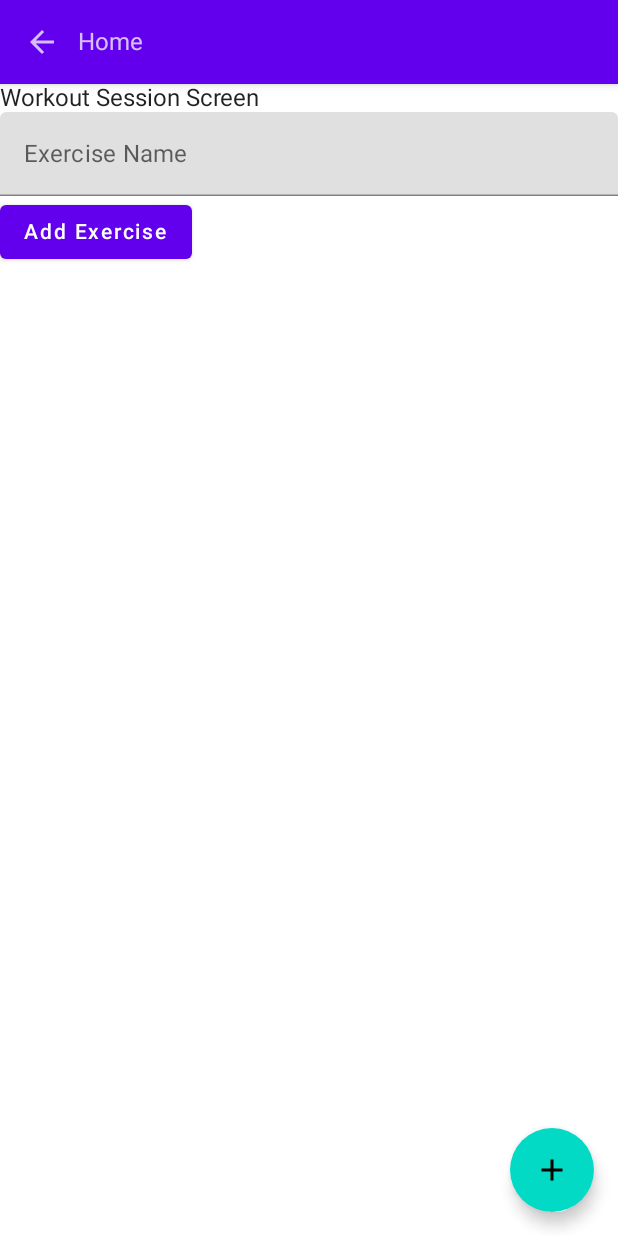
After one commit to alexanderthurston/jim, an Android app built with Jetpack Compose: the WorkoutSessionScreen screen opened through its navigation route, on a phone screen of 412 x 824 dp. The commit adds this screen. Run offline under Robolectric (Android 15) with nearby library versions, the phone set to English and light mode, and no system bars; our stand-ins replace Firebase (no records; nobody signed in at launch, a user with empty details on screens opened directly).

Commit message:
Able to save exercises into a workout session

```diff
--- a/app/src/main/java/com/example/jim/ui/models/Exercise.kt
+++ b/app/src/main/java/com/example/jim/ui/models/Exercise.kt
@@ -4,4 +4,5 @@ data class Exercise(
     val userId: String? = null,
     val id: String? = null,
     val name: String? = null,
+    val workoutId: String? = null
 )
--- a/app/src/main/java/com/example/jim/ui/models/Workout.kt
+++ b/app/src/main/java/com/example/jim/ui/models/Workout.kt
@@ -3,7 +3,6 @@ package com.example.jim.ui.models
 data class Workout(
     val userId: String? = null,
     val id: String? = null,
-    val name: String? = null,
     val date: String? = null,
     val duration: Int? = null
 )
--- a/app/src/main/java/com/example/jim/ui/navigation/RootNavigation.kt
+++ b/app/src/main/java/com/example/jim/ui/navigation/RootNavigation.kt
@@ -15,6 +15,7 @@ import androidx.compose.ui.unit.dp
 import androidx.lifecycle.viewmodel.compose.viewModel
 import androidx.navigation.NavDestination.Companion.hierarchy
 import androidx.navigation.compose.*
+import androidx.navigation.navArgument
 import com.example.jim.ui.screens.*
 import com.example.jim.ui.viewmodels.RootNavigationViewModel
 import kotlinx.coroutines.launch
@@ -67,7 +68,12 @@ fun RootNavigation() {
         },
         floatingActionButton = {
             if (currentDestination?.route == Routes.home.route) {
-                FloatingActionButton(onClick = {navController.navigate(Routes.editExercise.route)}) {
+                FloatingActionButton(onClick = {navController.navigate(Routes.workoutSession.route)}) {
+                    Icon(imageVector = Icons.Default.Add, contentDescription = "Start workout session")
+                }
+            }
+            else if (currentDestination?.route == Routes.workoutSession.route) {
+                FloatingActionButton(onClick = {navController.navigate(Routes.addExercise.route)}) {
                     Icon(imageVector = Icons.Default.Add, contentDescription = "Add exercise")
                 }
             }
@@ -88,9 +94,9 @@ fun RootNavigation() {
 //                    route = "editexercise?id={id}",
 //                    arguments = listOf(navArgument("id") { defaultValue = "new" })
 //                ) { navBackStackEntry ->
-//                    TodosModificationScreen(navController, navBackStackEntry.arguments?.get("id").toString())
+//                    WorkoutModificationScreen(navController, navBackStackEntry.arguments?.get("id").toString())
 //                }
-//                composable(route = Routes.workouts.route) {}
+                composable(route = Routes.workoutSession.route) { WorkoutSessionScreen(navController) }
                 composable(route = Routes.home.route) { HomeScreen(navController) }
             }
             composable(route = Routes.splashScreen.route) { SplashScreen(navController) }
--- a/app/src/main/java/com/example/jim/ui/navigation/Routes.kt
+++ b/app/src/main/java/com/example/jim/ui/navigation/Routes.kt
@@ -9,8 +9,7 @@ object Routes {
     val signIn = Screen("signin")
     val signUp = Screen("signup")
     val home = Screen("home")
-    val workouts = Screen("workouts")
-    val workout = Screen("workout")
-    val editExercise = Screen("editexercise?id={id}")
+    val workoutSession = Screen("workoutsession?id={id}")
+    val addExercise = Screen("addexercise")
     val splashScreen = Screen("splashscreen")
 }
--- a/app/src/main/java/com/example/jim/ui/repositories/SetsRepository.kt
+++ b/app/src/main/java/com/example/jim/ui/repositories/SetsRepository.kt
@@ -32,7 +32,7 @@ object SetsRepository {
         reps: Int,
         weight: Float,
         exerciseId: String,
-        workoutId: String,
+        workoutId: String? = "",
     ): Set {
         val doc = Firebase.firestore.collection("sets").document()
         val set = Set(
--- a/app/src/main/java/com/example/jim/ui/repositories/WorkoutsRepository.kt
+++ b/app/src/main/java/com/example/jim/ui/repositories/WorkoutsRepository.kt
@@ -28,13 +28,15 @@ object WorkoutsRepository {
     }
 
     suspend fun createWorkout(
-        name: String
+        duration: Int,
+        date: String
     ): Workout {
         val doc = Firebase.firestore.collection("workouts").document()
         val workout = Workout(
             id = doc.id,
             userId = UserRepository.getCurrentUserId(),
-            name = name
+            date = date,
+            duration = duration
         )
         doc.set(workout).await()
         workoutsCache.add(workout)
--- a/app/src/main/java/com/example/jim/ui/screens/WorkoutLogScreen.kt
+++ /dev/null
@@ -1,4 +0,0 @@
-package com.example.jim.ui.screens
-
-class WorkoutLogScreen {
-}
--- /dev/null
+++ b/app/src/main/java/com/example/jim/ui/screens/WorkoutSessionScreen.kt
@@ -0,0 +1,75 @@
+package com.example.jim.ui.screens
+
+import androidx.compose.foundation.layout.*
+import androidx.compose.foundation.lazy.LazyColumn
+import androidx.compose.foundation.lazy.items
+import androidx.compose.material.Button
+import androidx.compose.material.Text
+import androidx.compose.runtime.*
+import androidx.compose.ui.Alignment
+import androidx.compose.ui.Modifier
+import androidx.compose.ui.unit.dp
+import androidx.lifecycle.viewmodel.compose.viewModel
+import androidx.navigation.NavHostController
+import com.example.jim.ui.components.ExerciseListItem
+import com.example.jim.ui.components.FormField
+import com.example.jim.ui.viewmodels.WorkoutSessionViewModel
+import kotlinx.coroutines.launch
+
+@Composable
+fun WorkoutSessionScreen(navHostController: NavHostController) {
+    val viewModel: WorkoutSessionViewModel = viewModel()
+    val state = viewModel.uiState
+    val scope = rememberCoroutineScope()
+
+
+    Column {
+        //Recent Workouts
+        Row(
+            verticalAlignment = Alignment.CenterVertically,
+            horizontalArrangement = Arrangement.Center
+        ) {
+            Text(text = "Workout Session Screen")
+        }
+        Row(
+            verticalAlignment = Alignment.CenterVertically,
+            horizontalArrangement = Arrangement.Center
+        ) {
+                FormField(
+                    value = state.newExerciseName,
+                    onValueChange = { state.newExerciseName = it },
+                    placeholder = { Text(text = "Exercise Name") }
+                )
+        }
+        Row(
+            verticalAlignment = Alignment.CenterVertically,
+            horizontalArrangement = Arrangement.Center
+        ) {
+            Button(onClick = {
+                scope.launch {
+                    viewModel.addExercise()
+                }
+            }) {
+                Text(text = "Add Exercise")
+            }
+        }
+
+        if (state.exercises.isNotEmpty()) {
+            LazyColumn(
+                modifier = Modifier
+                    .fillMaxHeight()
+                    .padding(16.dp)
+            ) {
+                items(state.exercises, key = { it.id!! }) { exercise ->
+                    ExerciseListItem(
+                        exercise = exercise,
+                        onEditPressed = { viewModel.addSet()}
+                    )
+                    Spacer(modifier = Modifier.height(8.dp))
+                }
+            }
+        }
+
+
+    }
+}
--- a/app/src/main/java/com/example/jim/ui/viewmodels/HomeScreenViewModel.kt
+++ b/app/src/main/java/com/example/jim/ui/viewmodels/HomeScreenViewModel.kt
@@ -5,23 +5,24 @@ import androidx.compose.runtime.getValue
 import androidx.compose.runtime.mutableStateListOf
 import androidx.compose.runtime.mutableStateOf
 import androidx.compose.runtime.setValue
+import androidx.compose.runtime.snapshots.SnapshotStateList
 import androidx.lifecycle.AndroidViewModel
-import com.example.jim.ui.models.Exercise
-import com.example.jim.ui.repositories.ExercisesRepository
+import com.example.jim.ui.models.Workout
+import com.example.jim.ui.repositories.WorkoutsRepository
 
-class ExercisesScreenState {
-    val _exercises = mutableStateListOf<Exercise>()
-    val exercises: List<Exercise> get() = _exercises
-    var showHigherPriorityItemsFirst by mutableStateOf(false)
+class HomeScreenState {
+    val _workouts = mutableStateListOf<Workout>()
+    val workouts: SnapshotStateList<Workout> get() = _workouts
+    var showRecentWorkoutsFirst by mutableStateOf(false)
     var loading by mutableStateOf(true)
 }
 
 class HomeScreenViewModel(application: Application): AndroidViewModel(application) {
-    val uiState = ExercisesScreenState()
+    val uiState = HomeScreenState()
     suspend fun getTodos() {
-        val exercises = ExercisesRepository.getExercises()
-        uiState._exercises.clear()
-        uiState._exercises.addAll(exercises)
+        val workouts = WorkoutsRepository.getWorkouts()
+        uiState._workouts.clear()
+        uiState._workouts.addAll(workouts)
     }
 
 //    suspend fun toggleTodoCompletion(exercise: Exercise) {
--- a/app/src/main/java/com/example/jim/ui/viewmodels/WorkoutLogViewModel.kt
+++ /dev/null
@@ -1,4 +0,0 @@
-package com.example.jim.ui.viewmodels
-
-class WorkoutLogViewModel {
-}
--- /dev/null
+++ b/app/src/main/java/com/example/jim/ui/viewmodels/WorkoutSessionViewModel.kt
@@ -0,0 +1,50 @@
+package com.example.jim.ui.viewmodels
+
+import android.app.Application
+import androidx.compose.runtime.getValue
+import androidx.compose.runtime.mutableStateListOf
+import androidx.compose.runtime.mutableStateOf
+import androidx.compose.runtime.setValue
+import androidx.lifecycle.AndroidViewModel
+import com.example.jim.ui.models.Exercise
+import com.example.jim.ui.models.Set
+import com.example.jim.ui.repositories.ExercisesRepository
+import com.example.jim.ui.repositories.SetsRepository
+
+class WorkoutSessionScreenState {
+    val workoutSaveSuccess by mutableStateOf(false)
+    val _exercises = mutableStateListOf<Exercise>()
+    val exercises: List<Exercise> get() = _exercises
+    val _sets = mutableStateListOf<Set>()
+    val sets: List<Set> get() = _sets
+    var newExerciseName by mutableStateOf("")
+
+}
+
+class WorkoutSessionViewModel(application: Application): AndroidViewModel(application) {
+    val uiState = WorkoutSessionScreenState()
+
+    suspend fun addExercise() {
+        val exercise = ExercisesRepository.createExercise(uiState.newExerciseName)
+        uiState._exercises.add(exercise)
+        uiState.newExerciseName = ""
+    }
+
+    suspend fun addSet(weight: Float, reps: Int, exerciseId: String) {
+        val set = SetsRepository.createSet(reps, weight, exerciseId)
+        uiState._sets.add(set)
+        uiState.newExerciseName = ""
+    }
+
+
+
+
+//    suspend fun toggleTodoCompletion(exercise: Exercise) {
+//        val todoCopy = todo.copy(completed = !(todo.completed ?: true))
+//        // optimistically update the ui
+//        uiState._todos[uiState._todos.indexOf(todo)] = todoCopy
+//
+//        // go to firebase
+//        TodosRepository.updateTodo(todoCopy)
+//    }
+}
```
Also changed, not shown: app/src/main/java/com/example/jim/ui/components/ExerciseListItem.kt (+36 -20 lines), app/src/main/java/com/example/jim/ui/components/WorkoutListItem.kt (+62 -1 lines), app/src/main/java/com/example/jim/ui/screens/HomeScreen.kt (+17 -30 lines).
